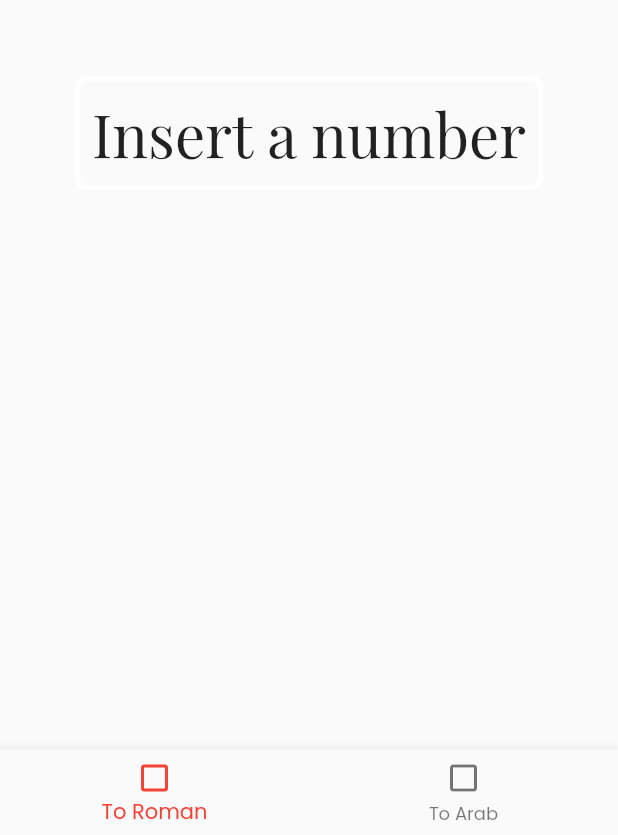
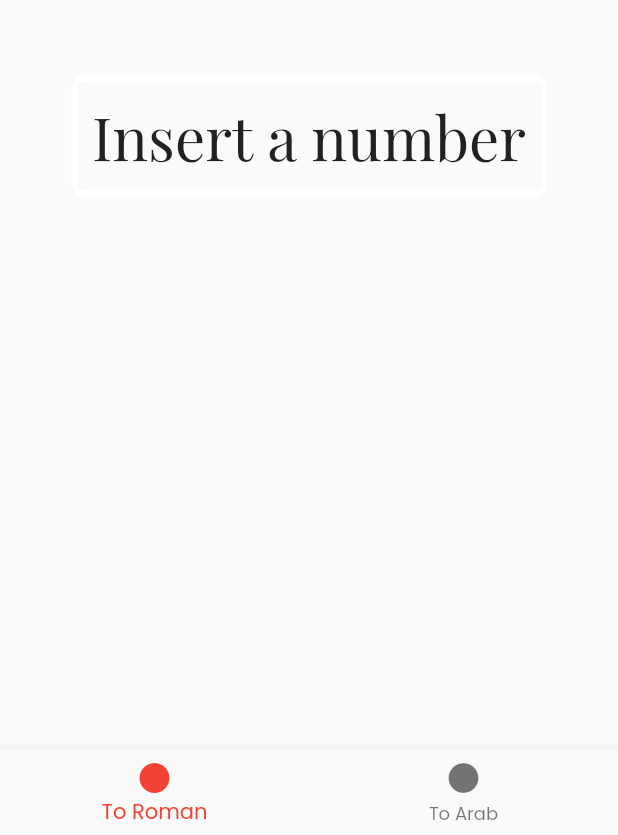
Before and after one commit to nick747/f_conv_roman, a Flutter app: the screen it shows after launch, on a phone screen of 412 x 824 dp. Shown: the part 398-1233 px from the top of the screen. Run offline on Flutter 3.47's test engine with Material 2 defaults, Android fonts, the phone set to English and light mode, and no system bars; our stand-ins replace google_fonts.

Commit message:
Changed NavBar Icons

```diff
--- a/lib/main.dart
+++ b/lib/main.dart
@@ -63,11 +63,11 @@ class _MyHomePageState extends State<MyHomePage> {
         selectedItemColor: Colors.red,
         items: const <BottomNavigationBarItem>[
           BottomNavigationBarItem(
-            icon: Icon(Icons.check_box_outline_blank),
+            icon: Icon(Icons.circle),
             label: 'To Roman',
           ),
           BottomNavigationBarItem(
-            icon: Icon(Icons.check_box_outline_blank),
+            icon: Icon(Icons.circle),
             label: 'To Arab',
           ),
         ],
--- a/lib/views/arab_conv.dart
+++ b/lib/views/arab_conv.dart
@@ -51,7 +51,7 @@ class _ArabConvState extends State<ArabConv> {
               height: 100,
             ),
             Container(
-              padding: const EdgeInsets.all(8.0),
+              padding: const EdgeInsets.all(10.0),
               decoration: BoxDecoration(
                   border: Border.all(
                     width: 3.5,
--- a/lib/views/rom_conv.dart
+++ b/lib/views/rom_conv.dart
@@ -51,7 +51,7 @@ class _RomConvState extends State<RomConv> {
               height: 100,
             ),
             Container(
-              padding: const EdgeInsets.all(8.0),
+              padding: const EdgeInsets.all(10.0),
               decoration: BoxDecoration(
                   border: Border.all(
                     width: 3.5,
```
